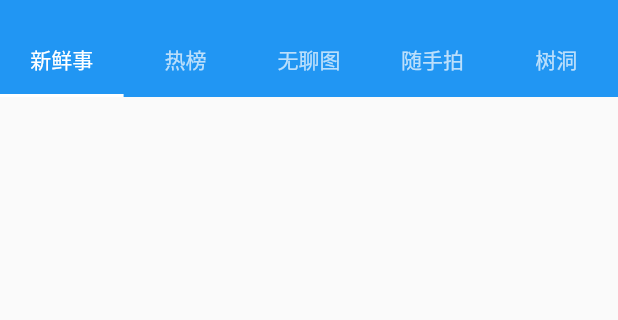
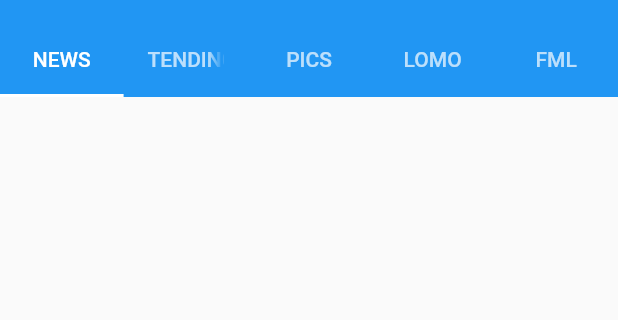
Before and after one commit to catusax/jandan.net, a Flutter app: the screen it shows after launch, on a phone screen of 412 x 824 dp, the part 59-379 px from its top. Run offline on Flutter 3.47's test engine with Material 2 defaults, Android fonts, the phone set to English and light mode, and no system bars; our stand-ins replace date_format, dio, extended_nested_scroll_view, fluro, get_it, oktoast and 3 more; missing offline and left inert: loading_more_list.

Commit message:
feat: :sparkles: 添加中文，添加多图支持，添加分享url

```diff
--- a/lib/l10n/intl_en.arb
+++ b/lib/l10n/intl_en.arb
@@ -7,5 +7,22 @@
     "receive_timeout": "Ceceive Timeout",
     "response": "Response Error",
     "request_cancle": "Request Canceled",
-    "unknow_error": "Unknow Error"
+    "unknow_error": "Unknow Error",
+    "@_homepage": {
+        "comment": "adad"
+    },
+    "jandan": "Jandan",
+    "share": "Share",
+    "add_to_fav": "Add To Favorities",
+    "copy_addr": "Copy Link Address",
+    "comments": "Comments",
+    "failed_to_vote": "Failed To Vote",
+    "@_Tab": {
+        "comment": "adad"
+    },
+    "news": "NEWS",
+    "tending": "TENDING",
+    "pics": "PICS",
+    "lomo": "LOMO",
+    "fml": "FML"
 }
--- a/lib/page/home/homepage.dart
+++ b/lib/page/home/homepage.dart
@@ -2,6 +2,8 @@ import 'package:extended_nested_scroll_view/extended_nested_scroll_view.dart';
 import 'package:flutter/material.dart';
 import 'package:flutter/widgets.dart';
 
+import '../../generated/l10n.dart';
+import '../../init/locator.dart';
 import 'wuliao/wuliao_page.dart';
 
 class MyHomePage extends StatefulWidget {
@@ -34,12 +36,12 @@ class _MyHomePageState extends State<MyHomePage> {
                 snap: true,
                 title: const Text("Jandan"),
                 bottom: TabBar(
-                  tabs: const [
-                    Tab(text: "新鲜事"),
-                    Tab(text: "热榜"),
-                    Tab(text: "无聊图"),
-                    Tab(text: "随手拍"),
-                    Tab(text: "树洞"),
+                  tabs: [
+                    Tab(text: locator<S>().news),
+                    Tab(text: locator<S>().tending),
+                    Tab(text: locator<S>().pics),
+                    Tab(text: locator<S>().lomo),
+                    Tab(text: locator<S>().fml),
                   ],
                   onTap: (position) {
                     switch (position) {
@@ -74,32 +76,3 @@ class _MyHomePageState extends State<MyHomePage> {
     );
   }
 }
-
-
-
-// return DefaultTabController(
-//       length: 5,
-//       child: Scaffold(
-//         appBar: AppBar(
-//           bottom: const TabBar(
-//             tabs: [
-//               Tab(text: "新鲜事"),
-//               Tab(text: "热榜"),
-//               Tab(text: "无聊图"),
-//               Tab(text: "随手拍"),
-//               Tab(text: "树洞"),
-//             ],
-//           ),
-//           title: const Text('Jandan'),
-//         ),
-//         body: TabBarView(
-//           children: [
-//             const Icon(Icons.directions_car),
-//             const Icon(Icons.directions_car),
-//             WuliaoPage(refreshController: _wuliaorefreshController),
-//             const Icon(Icons.directions_bike),
-//             const Icon(Icons.directions_bike),
-//           ],
-//         ),
-//       ),
-//     )
```
Also changed, not shown: lib/l10n/intl_zh_CN.arb (added, +28 -0 lines), lib/widgets/card/wuliao_card.dart (+98 -31 lines), lib/generated/intl/messages_all.dart, lib/generated/intl/messages_en.dart, lib/generated/intl/messages_zh_CN.dart (added), lib/generated/l10n.dart, 1 other file.
